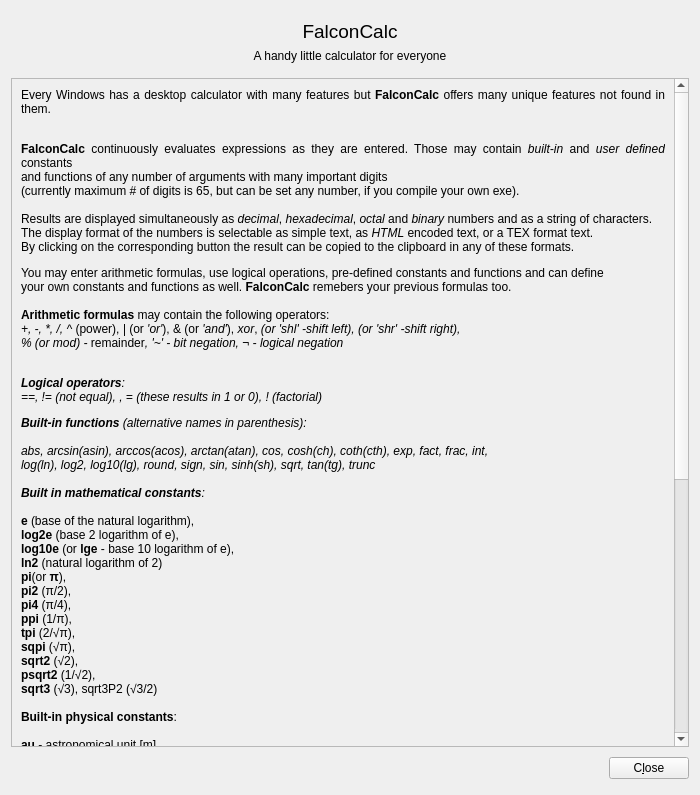
The window that FalconCalcQt/HelpDialog.ui (solyoma/FalconCalc) describes before a commit, drawn with Qt 5.
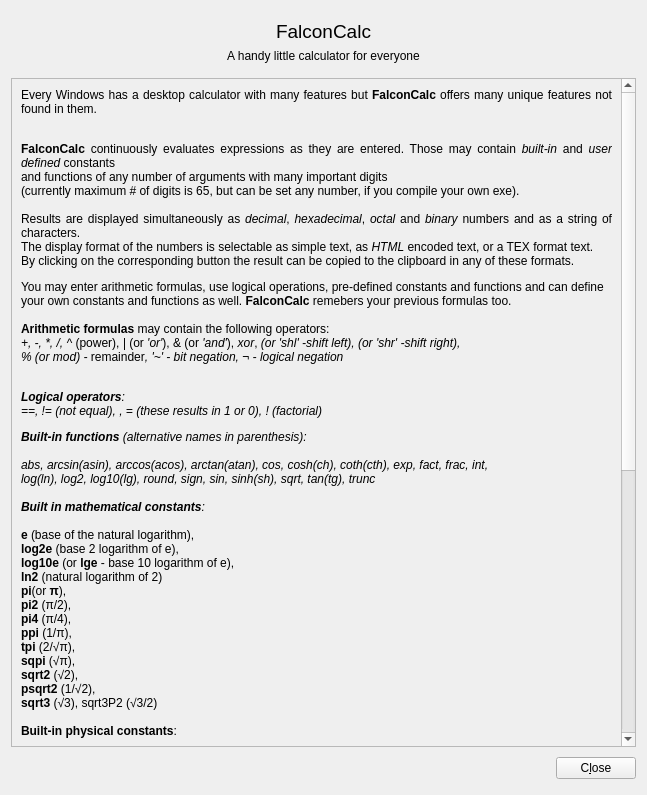
The same window after the commit. Icons and pictures are not drawn.

Patch:
```diff
--- a/FalconCalcQt/HelpDialog.ui
+++ b/FalconCalcQt/HelpDialog.ui
@@ -12,7 +12,7 @@
    <rect>
     <x>0</x>
     <y>0</y>
-    <width>700</width>
+    <width>647</width>
     <height>795</height>
    </rect>
   </property>
@@ -65,8 +65,8 @@
        <rect>
         <x>0</x>
         <y>0</y>
-        <width>666</width>
-        <height>976</height>
+        <width>613</width>
+        <height>1028</height>
        </rect>
       </property>
       <layout class="QVBoxLayout" name="verticalLayout_2">
```
